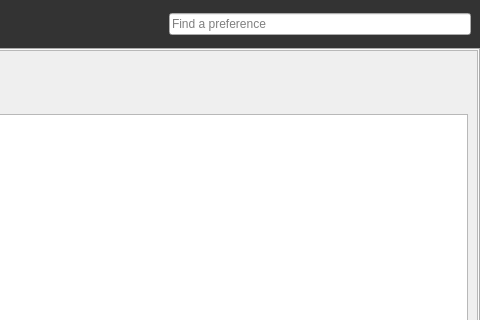
Qt form QChromosome/preferences.ui (Michalaq/ChromosomeVisualizer) before a commit; both pictures show x 320 to 800 and y 0 to 320 of the 800 by 600 pixel window.
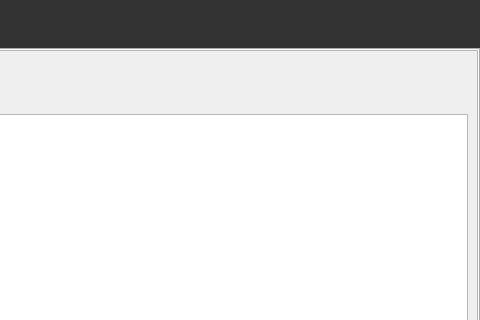
The same form after that commit. Icons and pictures are not drawn. Custom widgets are drawn as their Qt base class.

Diff of the .ui file:
```diff
--- a/QChromosome/preferences.ui
+++ b/QChromosome/preferences.ui
@@ -378,23 +378,6 @@
          </property>
         </widget>
        </item>
-       <item>
-        <widget class="FileEdit" name="lineEdit_2">
-         <property name="sizePolicy">
-          <sizepolicy hsizetype="Fixed" vsizetype="Fixed">
-           <horstretch>0</horstretch>
-           <verstretch>0</verstretch>
-          </sizepolicy>
-         </property>
-         <property name="styleSheet">
-          <string notr="true">width: 300px;
-</string>
-         </property>
-         <property name="placeholderText">
-          <string>Find a preference</string>
-         </property>
-        </widget>
-       </item>
       </layout>
      </widget>
     </item>
@@ -527,21 +510,16 @@
    <extends>QPushButton</extends>
    <header>mediacontrol.h</header>
   </customwidget>
-  <customwidget>
-   <class>FileEdit</class>
-   <extends>QLineEdit</extends>
-   <header>fileedit.h</header>
-  </customwidget>
-  <customwidget>
-   <class>ComboBox</class>
-   <extends>QComboBox</extends>
-   <header>combobox.h</header>
-  </customwidget>
   <customwidget>
    <class>Label</class>
    <extends>QLabel</extends>
    <header>label.h</header>
   </customwidget>
+  <customwidget>
+   <class>ComboBox</class>
+   <extends>QComboBox</extends>
+   <header>combobox.h</header>
+  </customwidget>
   <customwidget>
    <class>ListView</class>
    <extends>QListView</extends>
```
